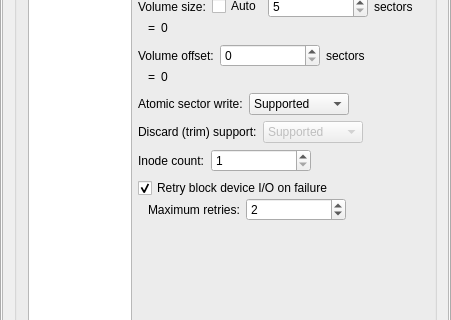
Qt form tools/config/ui/configwindow.ui (tuxera/reliance-edge) before a commit; both pictures show x 0 to 451 and y 222 to 542 of the 451 by 703 pixel window.
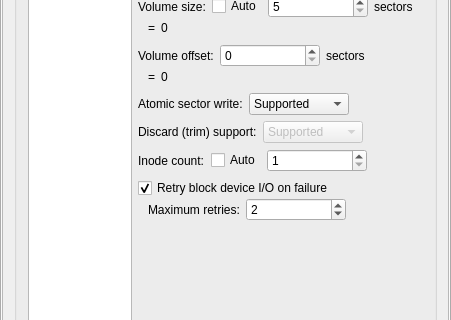
The same form after that commit. The open tabs and pages were chosen to show the change. Custom widgets are drawn as their Qt base class.

```diff
--- a/tools/config/ui/configwindow.ui
+++ b/tools/config/ui/configwindow.ui
@@ -1074,7 +1074,7 @@
              <x>0</x>
              <y>0</y>
              <width>445</width>
-             <height>650</height>
+             <height>654</height>
             </rect>
            </property>
            <layout class="QVBoxLayout" name="verticalLayout_14">
@@ -1837,6 +1837,16 @@
                        </property>
                       </widget>
                      </item>
+                     <item>
+                      <widget class="QCheckBox" name="cbInodeCountAuto">
+                       <property name="text">
+                        <string>Auto</string>
+                       </property>
+                       <property name="checked">
+                        <bool>false</bool>
+                       </property>
+                      </widget>
+                     </item>
                      <item>
                       <widget class="QSpinBox" name="sbInodeCount">
                        <property name="sizePolicy">
```
Left out of the diff: 14 changed lines with no effect on the pictures.
